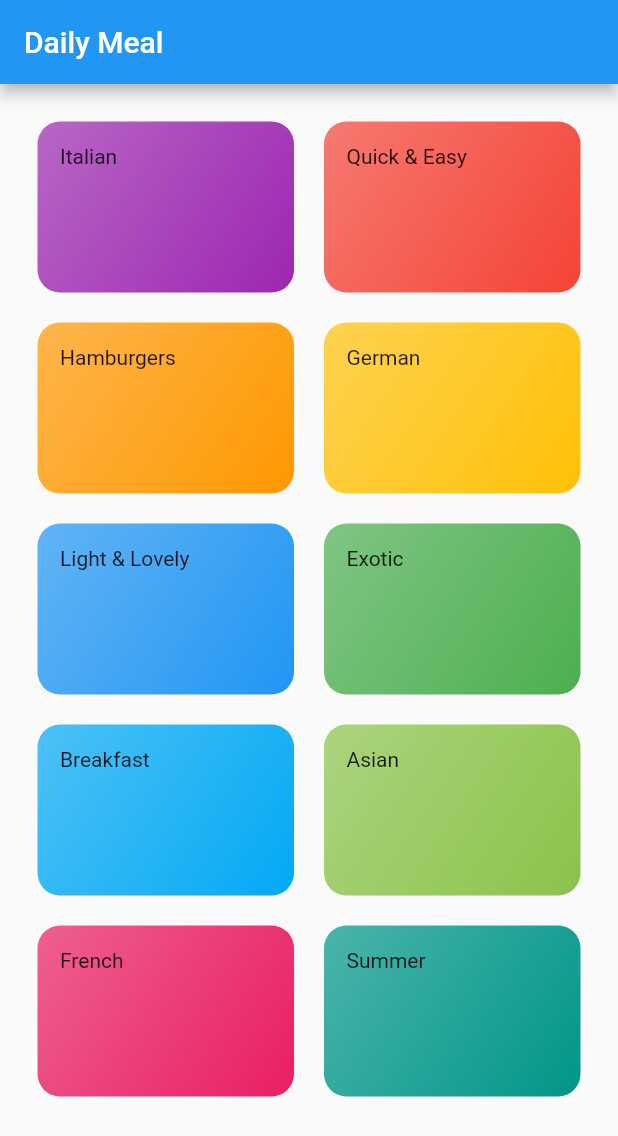
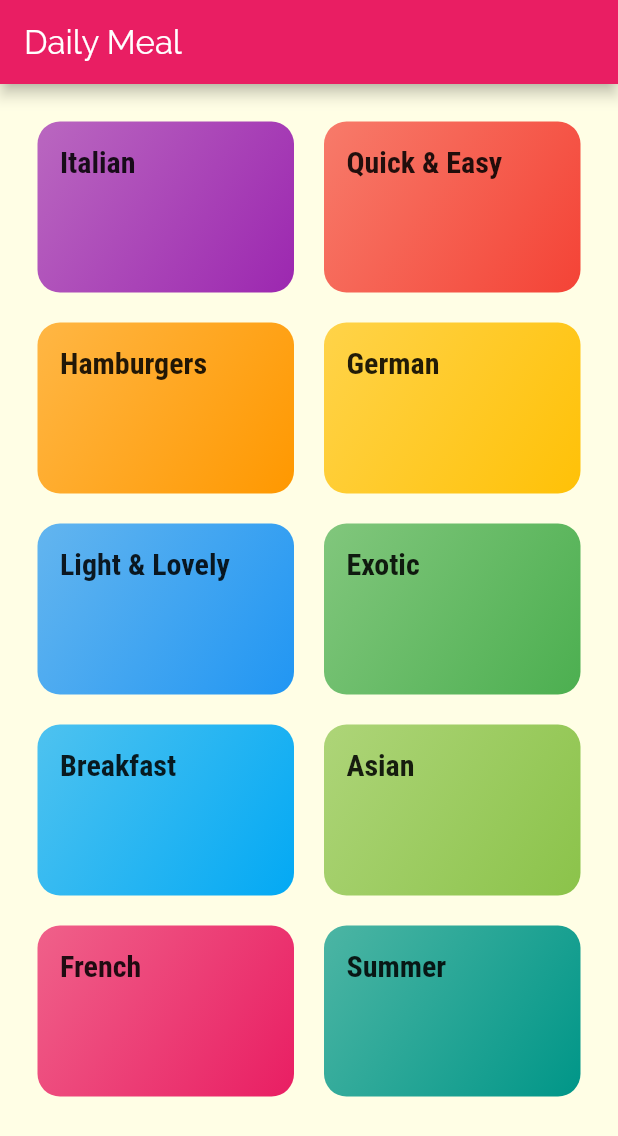
Before and after one commit to artur-sobolewski/flutter_food_app, a Flutter app: the screen it shows after launch, on a phone screen of 412 x 824 dp. Shown: the top 1136 px of the screen. Run offline on Flutter 3.47's test engine with Material 2 defaults, Android fonts, the phone set to English and light mode, and no system bars.

Commit message:
Added new screen with navigation system

```diff
--- a/lib/categories_screen.dart
+++ b/lib/categories_screen.dart
@@ -9,12 +9,14 @@ class CategoriesScreen extends StatelessWidget {
     return Scaffold(
       appBar: AppBar(
         title: const Text('Daily Meal'),
+        titleTextStyle: Theme.of(context).appBarTheme.titleTextStyle,
       ),
       body: GridView(
         padding: const EdgeInsets.all(25),
         children: DUMMY_CATEGORIES
             .map(
               (categoryData) => CategoryItem(
+                categoryData.id,
                 categoryData.title,
                 categoryData.color,
               ),
--- a/lib/category_item.dart
+++ b/lib/category_item.dart
@@ -1,16 +1,34 @@
 import 'package:flutter/material.dart';
 
 class CategoryItem extends StatelessWidget {
+  final String id;
   final String title;
   final Color color;
 
-  CategoryItem(this.title, this.color);
+  CategoryItem(this.id, this.title, this.color);
+
+  void _selectCategory(BuildContext ctx) {
+    Navigator.of(ctx).pushNamed(
+      '/category-meals',
+      arguments: {
+        'id': id,
+        'title': title,
+      },
+    );
+  }
 
   @override
   Widget build(BuildContext context) {
-    return Container(
+    return InkWell(
+      onTap: () => _selectCategory(context),
+      splashColor: Theme.of(context).primaryColor,
+      borderRadius: BorderRadius.circular(15),
+      child: Container(
         padding: const EdgeInsets.all(15),
-      child: Text(title),
+        child: Text(
+          title,
+          style: Theme.of(context).textTheme.headline6,
+        ),
         decoration: BoxDecoration(
           gradient: LinearGradient(
             colors: [
@@ -22,6 +40,7 @@ class CategoryItem extends StatelessWidget {
           ),
           borderRadius: BorderRadius.circular(15),
         ),
+      ),
     );
   }
 }
--- a/lib/main.dart
+++ b/lib/main.dart
@@ -1,5 +1,6 @@
 import 'package:flutter/material.dart';
 
+import './category_meals_screen.dart';
 import './categories_screen.dart';
 
 void main() => runApp(MyApp());
@@ -10,9 +11,32 @@ class MyApp extends StatelessWidget {
     return MaterialApp(
       title: 'DeliMeals',
       theme: ThemeData(
-        primarySwatch: Colors.blue,
+        primarySwatch: Colors.pink,
+        accentColor: Colors.amber,
+        canvasColor: Color.fromRGBO(255, 254, 229, 1),
+        fontFamily: 'Raleway',
+        appBarTheme: ThemeData.light().appBarTheme.copyWith(
+              titleTextStyle: TextStyle(
+                fontSize: 22,
+                fontFamily: 'Raleway',
+              ),
+            ),
+        textTheme: ThemeData.light().textTheme.copyWith(
+              bodyText1: TextStyle(
+                color: Color.fromRGBO(20, 51, 51, 1),
+              ),
+              bodyText2: TextStyle(
+                color: Color.fromRGBO(20, 51, 51, 1),
+              ),
+              headline6: TextStyle(
+                fontSize: 20,
+                fontFamily: 'RobotoCondensed',
+                fontWeight: FontWeight.bold,
+              ),
+            ),
       ),
       home: CategoriesScreen(),
+      routes: {'/category-meals': (ctx) => CategoryMealsScreen()},
     );
   }
 }
```
Also changed, not shown: lib/category_meals_screen.dart (added, +24 -0 lines). Lines whose indentation alone changed are shown as unchanged.
